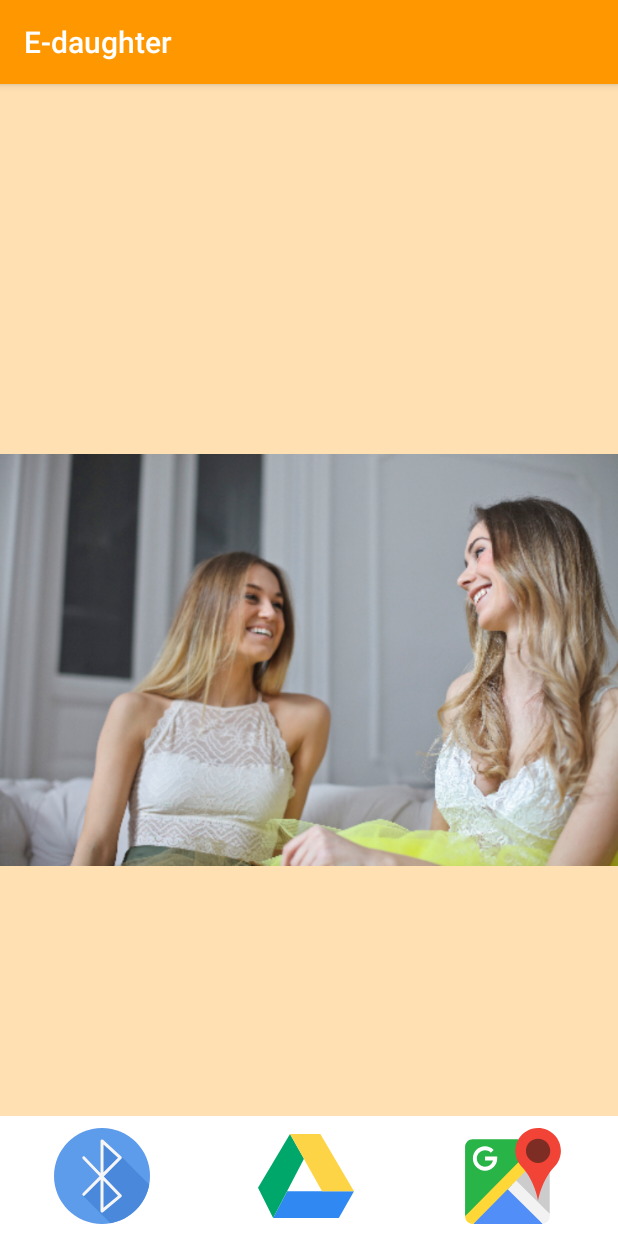
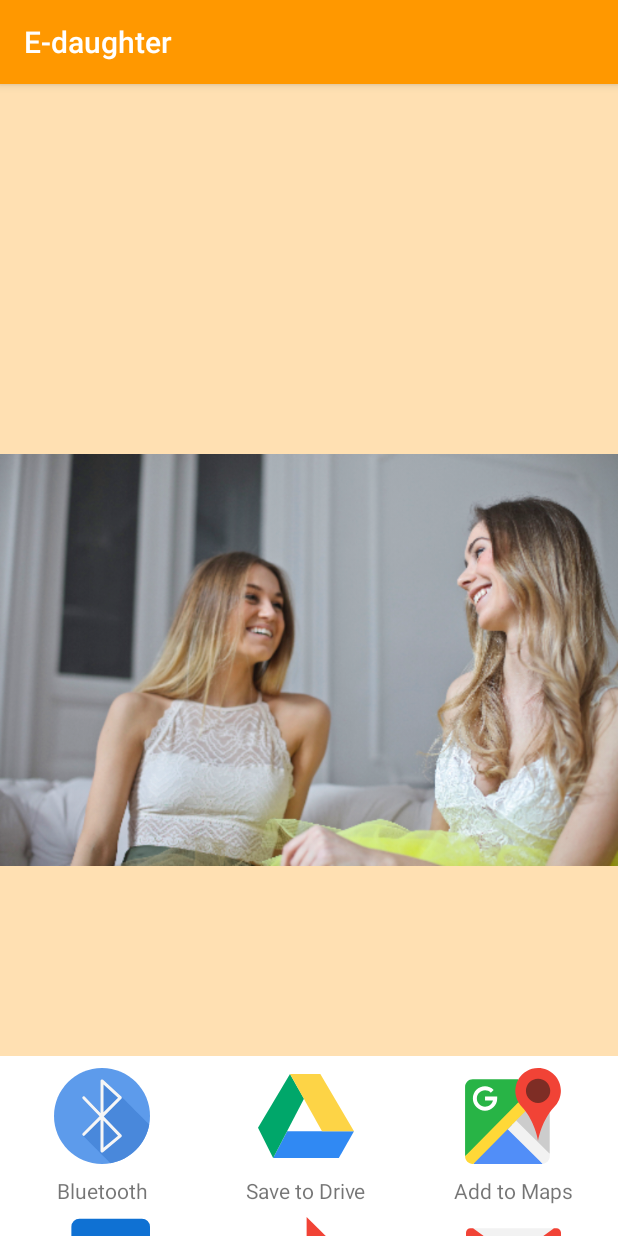
Before and after one commit to nani92/android-for-dummies, an Android app: the fragment ShareBottomSheetFragment shown on its own in the app's theme, on a phone screen of 412 x 824 dp. Run offline under Robolectric (Android 15) with nearby library versions, the phone set to English and light mode, and no system bars; libraries missing offline, so code that uses them is left out: com.stepstone.stepper; 1 statement that could not run was skipped.

Commit message:
display overlay on bottom sheet

```diff
--- a/app/src/main/java/eu/napcode/android_for_dummies/sendImage/guide/fragments/ShareFromImagePreviewFragment2.kt
+++ b/app/src/main/java/eu/napcode/android_for_dummies/sendImage/guide/fragments/ShareFromImagePreviewFragment2.kt
@@ -21,7 +21,7 @@ class ShareFromImagePreviewFragment2 : BaseFragmentStep() {
     override fun onSelected() {
         (activity as SendImageGuideActivity).hideActions()
 
-        showView(getString(R.string.share_tip2))
+        showView(getString(R.string.share2_tip))
     }
 
     fun showView(text: String) {
--- a/app/src/main/res/layout/bottom_sheet_share_constraint_layout.xml
+++ b/app/src/main/res/layout/bottom_sheet_share_constraint_layout.xml
@@ -6,7 +6,7 @@
     android:layout_height="300dp"
     android:background="@android:color/white"
     app:behavior_hideable="false"
-    app:behavior_peekHeight="80dp"
+    app:behavior_peekHeight="120dp"
     app:layout_behavior="android.support.design.widget.BottomSheetBehavior">
 
     <android.support.constraint.Guideline
--- a/app/src/main/res/layout/fragment_share_bottom_sheet.xml
+++ b/app/src/main/res/layout/fragment_share_bottom_sheet.xml
@@ -2,6 +2,7 @@
 <android.support.design.widget.CoordinatorLayout
     xmlns:android="http://schemas.android.com/apk/res/android"
     xmlns:app="http://schemas.android.com/apk/res-auto"
+    android:id="@+id/coordinatorLayout"
     android:layout_width="match_parent"
     android:layout_height="match_parent">
 
--- a/app/src/main/res/values/strings.xml
+++ b/app/src/main/res/values/strings.xml
@@ -8,14 +8,18 @@
     <string name="gallery">Gallery</string>
     <string name="share">Share</string>
     <string name="choose_image_from_gallery_tip">In your gallery choose image You want to share and click on it to show it on full screen.</string>
-    <string name="share_tip">Now you should look for \"Share\" icon that could be displayed in toolbar in the top of screen.</string>
-    <string name="more_tip">If it\'s not displayed there you could try to expand menu by tapping on icon like one above and then try to find \"Share\" option.</string>
-    <string name="share_tip2">Share icon could also be displayed at the bottom.</string>
     <string name="completed">That\'s all! Good luck!</string>
     <string name="help_me_send_image">Help me send image!</string>
     <string name="edit">Edit</string>
     <string name="delete">Delete</string>
     <string name="upload">Upload</string>
+
+
+    <!--Send image tips-->
+    <string name="share_tip">Now you should look for \"Share\" icon that could be displayed in toolbar in the top of screen.</string>
+    <string name="more_tip">If it\'s not displayed there you could try to expand menu by tapping on icon like one above and then try to find \"Share\" option.</string>
+    <string name="share2_tip">Share icon could also be displayed at the bottom.</string>
+    <string name="share_bottom_sheet_tip">Then you should see panel like this one presented below where you can choose application you want to use to send your image.</string>
 
     <!--App to share names-->
     <string name="share_bluetooth">Bluetooth</string>
```
Also changed, not shown: app/src/main/java/eu/napcode/android_for_dummies/sendImage/guide/fragments/ShareBottomSheetFragment.kt (+20 -1 lines).
